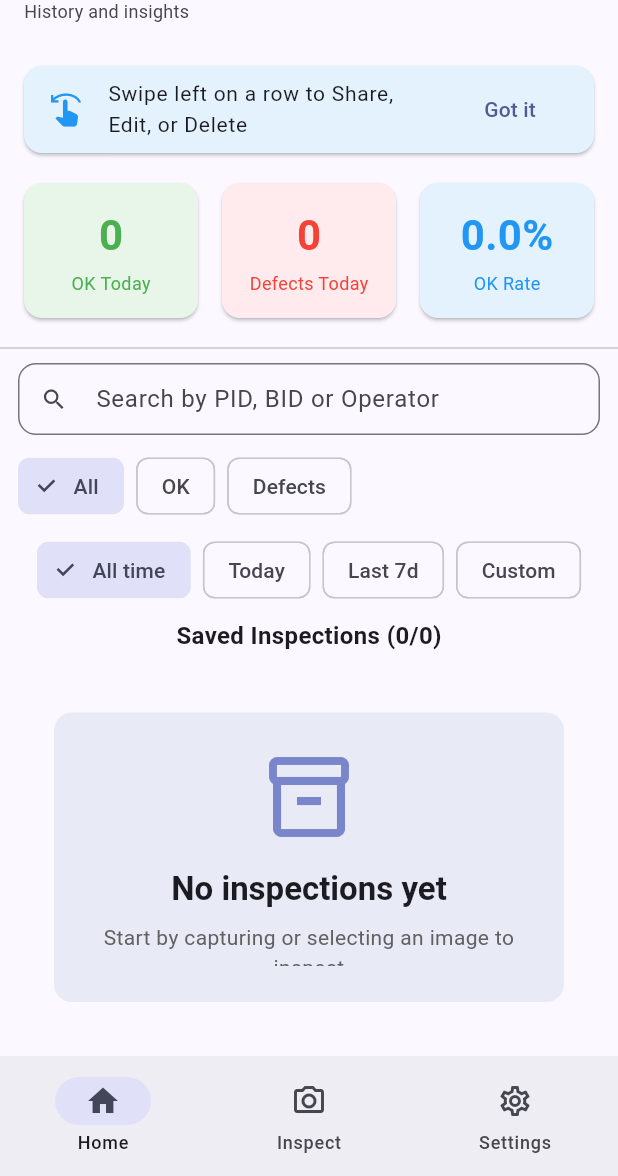
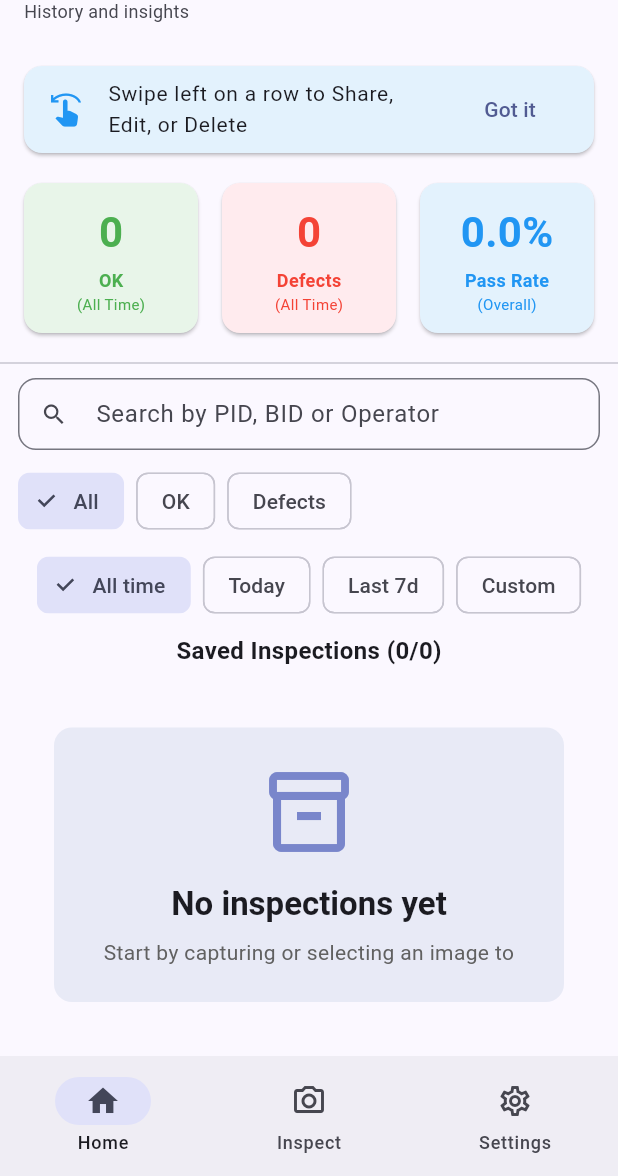
Before and after one commit to Jeromejosephh/orivis, a Flutter app: the screen it shows after launch, on a phone screen of 412 x 824 dp, the part 60-1236 px from its top. Run offline on Flutter 3.47's test engine with Material 3 defaults, Android fonts, the phone set to English and light mode, and no system bars; our stand-ins replace flutter_slidable, image_picker, package_info_plus, share_plus, shared_preferences; missing offline and left inert: tflite_flutter; Roboto replaces fonts that are missing (SF Pro Display).

Commit message:
UI improvements and bug fixes
- Display confidence as percentage across all screens
- Dynamic statistics based on date filter
- Fix date filter overflow and clear button
- Fix inspection edit not refreshing list
- Consistent number sizing in stat cards

```diff
--- a/lib/screens/home_screen.dart
+++ b/lib/screens/home_screen.dart
@@ -303,14 +303,15 @@ class _HomeScreenState extends State<HomeScreen> {
                   child: Card(
                     color: Colors.green.shade50,
                     child: Container(
-                      height: 90,
+                      height: 100,
                       padding: const EdgeInsets.all(12),
                       child: Column(
                         mainAxisAlignment: MainAxisAlignment.center,
                         children: [
-                          Flexible(child: FittedBox(fit: BoxFit.scaleDown, child: Text('${stats['ok']}', style: const TextStyle(fontSize: 28, fontWeight: FontWeight.bold, color: Colors.green)))),
+                          Text('$okCount', style: const TextStyle(fontSize: 28, fontWeight: FontWeight.bold, color: Colors.green)),
                           const SizedBox(height: 4),
-                          const Text('OK Today', style: TextStyle(fontSize: 12, color: Colors.green)),
+                          const Text('OK', style: TextStyle(fontSize: 12, color: Colors.green, fontWeight: FontWeight.w600)),
+                          Flexible(child: FittedBox(fit: BoxFit.scaleDown, child: Text('($periodLabel)', style: const TextStyle(fontSize: 10, color: Colors.green)))),
                         ],
                       ),
                     ),
@@ -321,14 +322,15 @@ class _HomeScreenState extends State<HomeScreen> {
                   child: Card(
                     color: Colors.red.shade50,
                     child: Container(
-                      height: 90,
+                      height: 100,
                       padding: const EdgeInsets.all(12),
                       child: Column(
                         mainAxisAlignment: MainAxisAlignment.center,
                         children: [
-                          Flexible(child: FittedBox(fit: BoxFit.scaleDown, child: Text('${stats['defect']}', style: const TextStyle(fontSize: 28, fontWeight: FontWeight.bold, color: Colors.red)))),
+                          Text('$defectCount', style: const TextStyle(fontSize: 28, fontWeight: FontWeight.bold, color: Colors.red)),
                           const SizedBox(height: 4),
-                          const Text('Defects Today', style: TextStyle(fontSize: 12, color: Colors.red)),
+                          const Text('Defects', style: TextStyle(fontSize: 12, color: Colors.red, fontWeight: FontWeight.w600)),
+                          Flexible(child: FittedBox(fit: BoxFit.scaleDown, child: Text('($periodLabel)', style: const TextStyle(fontSize: 10, color: Colors.red)))),
                         ],
                       ),
                     ),
@@ -339,14 +341,15 @@ class _HomeScreenState extends State<HomeScreen> {
                   child: Card(
                     color: Colors.blue.shade50,
                     child: Container(
-                      height: 90,
+                      height: 100,
                       padding: const EdgeInsets.all(12),
                       child: Column(
                         mainAxisAlignment: MainAxisAlignment.center,
                         children: [
-                          Flexible(child: FittedBox(fit: BoxFit.scaleDown, child: Text('$okRate%', style: const TextStyle(fontSize: 28, fontWeight: FontWeight.bold, color: Colors.blue)))),
+                          Text('$okRate%', style: const TextStyle(fontSize: 28, fontWeight: FontWeight.bold, color: Colors.blue)),
                           const SizedBox(height: 4),
-                          const Text('OK Rate', style: TextStyle(fontSize: 12, color: Colors.blue)),
+                          const Text('Pass Rate', style: TextStyle(fontSize: 12, color: Colors.blue, fontWeight: FontWeight.w600)),
+                          const Text('(Overall)', style: TextStyle(fontSize: 10, color: Colors.blue)),
                         ],
                       ),
                     ),
@@ -578,7 +581,7 @@ class _HomeScreenState extends State<HomeScreen> {
                                   crossAxisAlignment: CrossAxisAlignment.start,
                                   children: [
                                     const SizedBox(height: 4),
-                                    Text('Confidence: ${conf.toStringAsFixed(2)}'),
+                                    Text('Confidence: ${(conf * 100).toStringAsFixed(1)}%'),
                                     if (pid.isNotEmpty) Text('Product ID: $pid'),
                                     if (bid.isNotEmpty) Text('Batch ID: $bid'),
                                     if (st.isNotEmpty) Text('Station: $st'),
--- a/lib/screens/inspection_detail_screen.dart
+++ b/lib/screens/inspection_detail_screen.dart
@@ -16,6 +16,7 @@ class InspectionDetailScreen extends StatefulWidget {
 class _InspectionDetailScreenState extends State<InspectionDetailScreen> {
   late Map<String, dynamic> it; //Mutable copy of item
   final data = DataService(); //Data service
+  bool _hasChanges = false; //Track if edits were made
 
   @override
   void initState() {
@@ -81,6 +82,7 @@ class _InspectionDetailScreenState extends State<InspectionDetailScreen> {
       it['station'] = st.text;
       it['operatorId'] = op.text;
       await data.update(widget.actualIndex, it); //Persist edit
+      _hasChanges = true; //Mark changes made
       if (!mounted) return;
       setState(() {}); //Refresh UI
       ScaffoldMessenger.of(context).showSnackBar(const SnackBar(content: Text('Inspection updated'))); //Confirm
@@ -122,6 +124,10 @@ class _InspectionDetailScreenState extends State<InspectionDetailScreen> {
     return Scaffold(
       appBar: AppBar(
         title: const Text('Inspection Details'),
+        leading: IconButton(
+          icon: const Icon(Icons.arrow_back),
+          onPressed: () => Navigator.pop(context, _hasChanges),
+        ),
         actions: [
           IconButton(tooltip: 'Share', onPressed: _share, icon: const Icon(Icons.ios_share)), //Share
           IconButton(tooltip: 'Edit', onPressed: _edit, icon: const Icon(Icons.edit)), //Edit
@@ -150,7 +156,7 @@ class _InspectionDetailScreenState extends State<InspectionDetailScreen> {
                 labelStyle: TextStyle(color: color, fontWeight: FontWeight.w600),
               ),
               const SizedBox(width: 12),
-              Text('Confidence: ${conf.toStringAsFixed(2)}'), //Score label
+              Text('Confidence: ${(conf * 100).toStringAsFixed(1)}%'), //Score label
             ],
           ),
           const SizedBox(height: 8),
```
